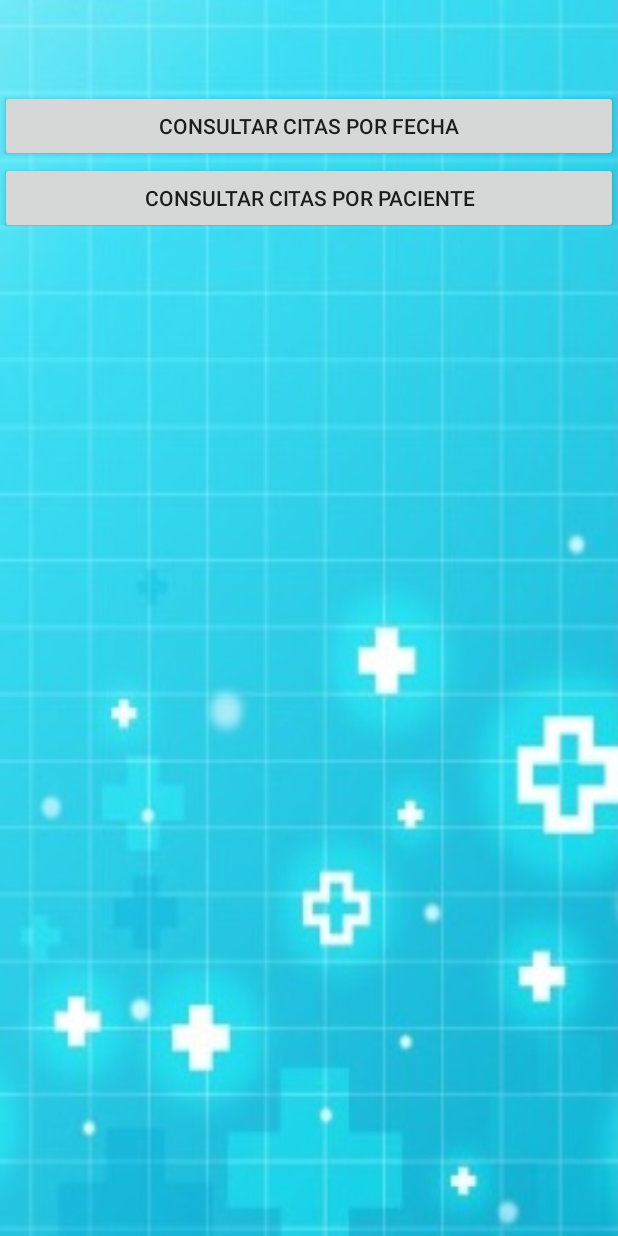
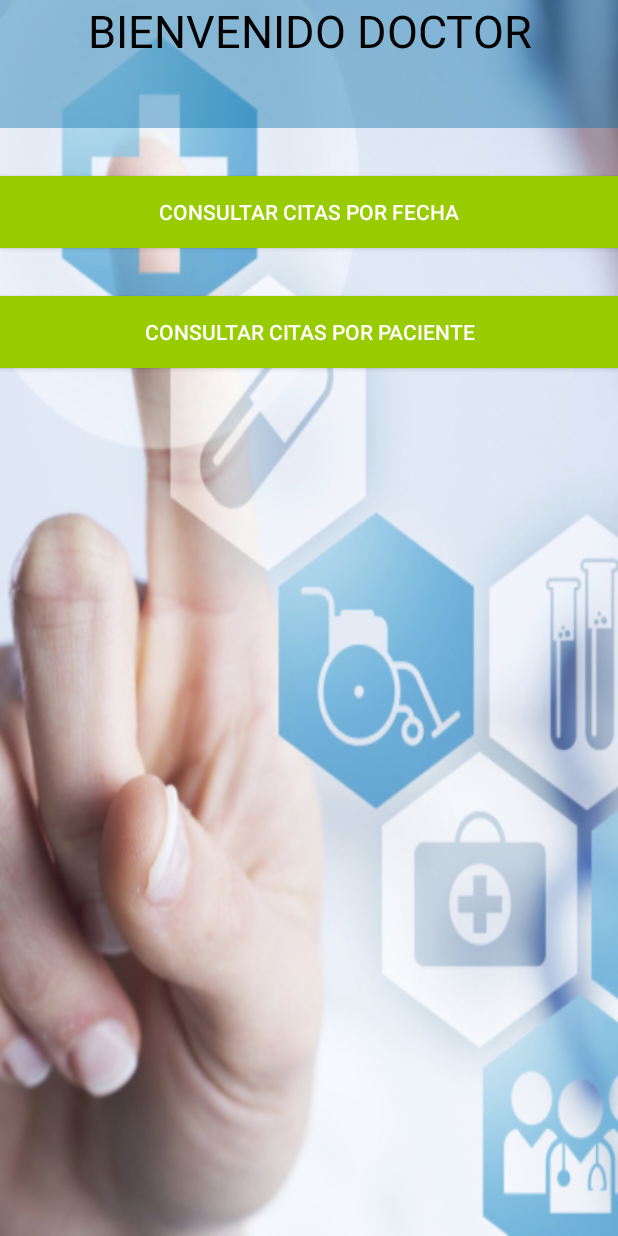
Before and after one commit to LauraPosada/HeilHealthyProyectoFinal, an Android app: the InicioMedico screen opened directly, with no data from a screen before it, on a phone screen of 412 x 824 dp. Run offline under Robolectric (Android 15) with nearby library versions, the phone set to English and light mode, and no system bars.

Commit message:
maps laura

```diff
--- a/app/build.gradle
+++ b/app/build.gradle
@@ -26,5 +26,6 @@ dependencies {
     })
     compile 'com.android.support:appcompat-v7:25.3.1'
     compile 'com.android.support.constraint:constraint-layout:1.0.2'
+    compile 'com.google.android.gms:play-services-maps:10.2.1'
     testCompile 'junit:junit:4.12'
 }
--- a/app/src/main/java/com/example/tecnosystem/heilhealthy/CitasFechaMedico.java
+++ b/app/src/main/java/com/example/tecnosystem/heilhealthy/CitasFechaMedico.java
@@ -131,6 +131,7 @@ public class CitasFechaMedico extends AppCompatActivity {
                   //  lista.add(g);
                     lista.add(row.getString("fecha_inicio"));
 
+
                 }
             } catch (JSONException e) {
                 e.printStackTrace();
--- a/app/src/main/java/com/example/tecnosystem/heilhealthy/General.java
+++ b/app/src/main/java/com/example/tecnosystem/heilhealthy/General.java
@@ -8,7 +8,7 @@ import modelo.Persona;
 
 public class General {
 
-    public  static final String ipServidor = "192.168.27.188";
+    public  static final String ipServidor = "192.168.26.241";
 
     public static String getIpServidor() {
         return ipServidor;
--- a/app/src/main/java/com/example/tecnosystem/heilhealthy/InicioMedico.java
+++ b/app/src/main/java/com/example/tecnosystem/heilhealthy/InicioMedico.java
@@ -4,13 +4,21 @@ import android.content.Intent;
 import android.support.v7.app.AppCompatActivity;
 import android.os.Bundle;
 import android.view.View;
+import android.widget.TextView;
 
 public class InicioMedico extends AppCompatActivity {
+
+    TextView usu;
 
     @Override
     protected void onCreate(Bundle savedInstanceState) {
         super.onCreate(savedInstanceState);
         setContentView(R.layout.activity_inicio_medico);
+
+        usu = (TextView) findViewById(R.id.twUsuarioM);
+        String usuario = General.getUsuLogeado();
+        usu.setText(usuario);
+
     }
 
     public void irCitaFecha(View v){
--- a/app/src/main/java/com/example/tecnosystem/heilhealthy/InicioPaciente.java
+++ b/app/src/main/java/com/example/tecnosystem/heilhealthy/InicioPaciente.java
@@ -27,4 +27,9 @@ public class InicioPaciente extends AppCompatActivity {
 
         startActivity(i);
     }
+
+    public void irMap(View v){
+        Intent i =  new Intent(this,MapsActivity.class);
+        startActivity(i);
+    }
 }
--- a/app/src/main/res/layout/activity_inicio_medico.xml
+++ b/app/src/main/res/layout/activity_inicio_medico.xml
@@ -4,25 +4,57 @@
     xmlns:tools="http://schemas.android.com/tools"
     android:layout_width="match_parent"
     android:layout_height="match_parent"
-    android:background="@drawable/fon_lis"
+    android:background="@drawable/fon"
     tools:context="com.example.tecnosystem.heilhealthy.InicioMedico"
-    android:orientation="vertical">
+    android:orientation="vertical"
+    android:weightSum="1">
+
+    <TextView
+        android:id="@+id/textView11"
+        style="@style/us"
+        android:layout_width="match_parent"
+        android:layout_height="42dp"
+        android:background="@drawable/azul_claro"
+        android:text="@string/BienvenidoD"
+        android:textAlignment="center"
+        android:textColor="@android:color/background_dark"
+        android:textSize="30sp" />
+
+    <TextView
+        android:id="@+id/twUsuarioM"
+        style="@style/us"
+        android:layout_width="match_parent"
+        android:layout_height="43dp"
+        android:background="@drawable/azul_claro"
+        android:textAlignment="center"
+        android:textColor="@android:color/background_dark"
+        android:textSize="30sp" />
 
     <Space
         android:layout_width="match_parent"
-        android:layout_height="60dp" />
+        android:layout_height="wrap_content"
+        android:layout_weight="0.05"/>
 
     <Button
         android:id="@+id/button2"
+        style="@style/Widget.AppCompat.Button.Colored"
         android:layout_width="match_parent"
         android:layout_height="wrap_content"
+        android:background="@android:color/holo_green_light"
         android:onClick="irCitaFecha"
         android:text="Consultar citas por fecha" />
 
+    <Space
+        android:layout_width="match_parent"
+        android:layout_height="wrap_content"
+        android:layout_weight="0.05" />
+
     <Button
         android:id="@+id/button3"
+        style="@style/Widget.AppCompat.Button.Colored"
         android:layout_width="match_parent"
         android:layout_height="wrap_content"
+        android:background="@android:color/holo_green_light"
         android:onClick="irCitaPaciente"
         android:text="Consultar citas por paciente" />
 </LinearLayout>
--- a/app/src/main/res/values/strings.xml
+++ b/app/src/main/res/values/strings.xml
@@ -23,6 +23,7 @@
     <string name="valor">Valor Consulta</string>
     <string name="Descripcion">Descripcion</string>
     <string name="Bienvenido">BIENVENIDO USUARIO</string>
+    <string name="BienvenidoD">BIENVENIDO DOCTOR</string>
     <string name="otras">Otras opciones acerca de la cita</string>
     <string name="mensajeUsuario">Bienvenido %s</string>
     <string name="Nombre">Nombre</string>
@@ -33,4 +34,5 @@
     <string name="Eps">Eps</string>
     <string name="Genero">Genero</string>
     <string name="Ciudad">Ciudad</string>
+    <string name="title_activity_maps">Map</string>
 </resources>
```
Also changed, not shown: app/src/debug/res/values/google_maps_api.xml (added, +26 -0 lines), app/src/main/AndroidManifest.xml (+27 -2 lines), app/src/main/java/com/example/tecnosystem/heilhealthy/MapsActivity.java (added, +125 -0 lines), app/src/main/res/layout/activity_inicio_paciente.xml (+16 -0 lines), app/src/main/res/layout/activity_maps.xml (added, +18 -0 lines), 1 other file.
